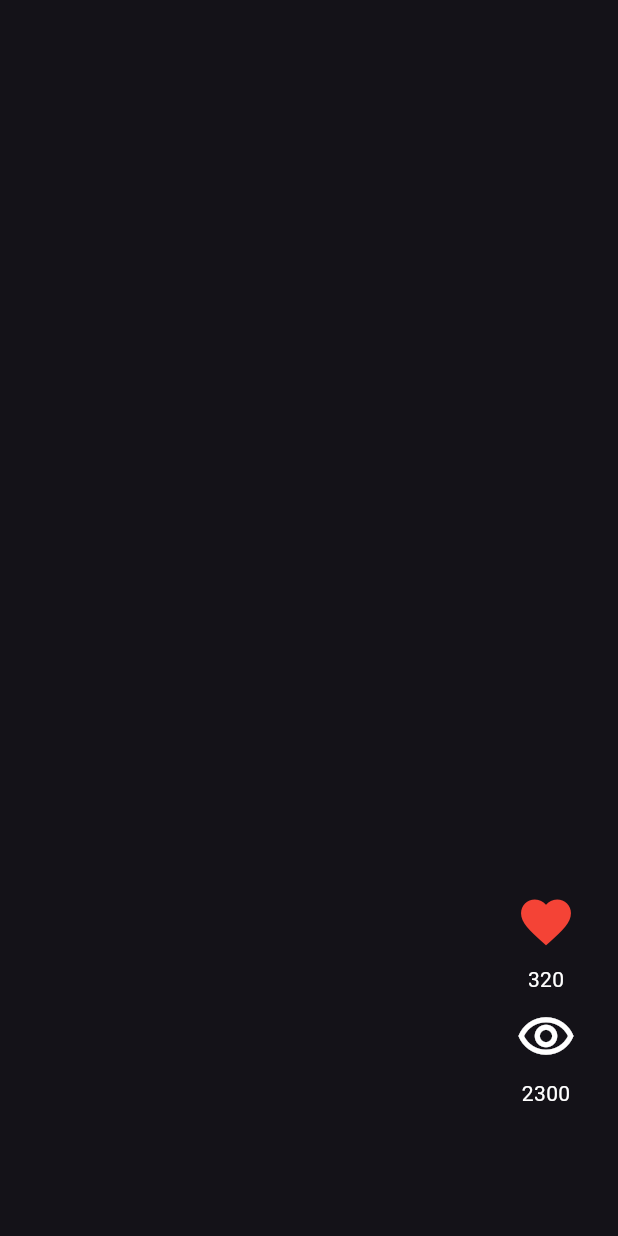
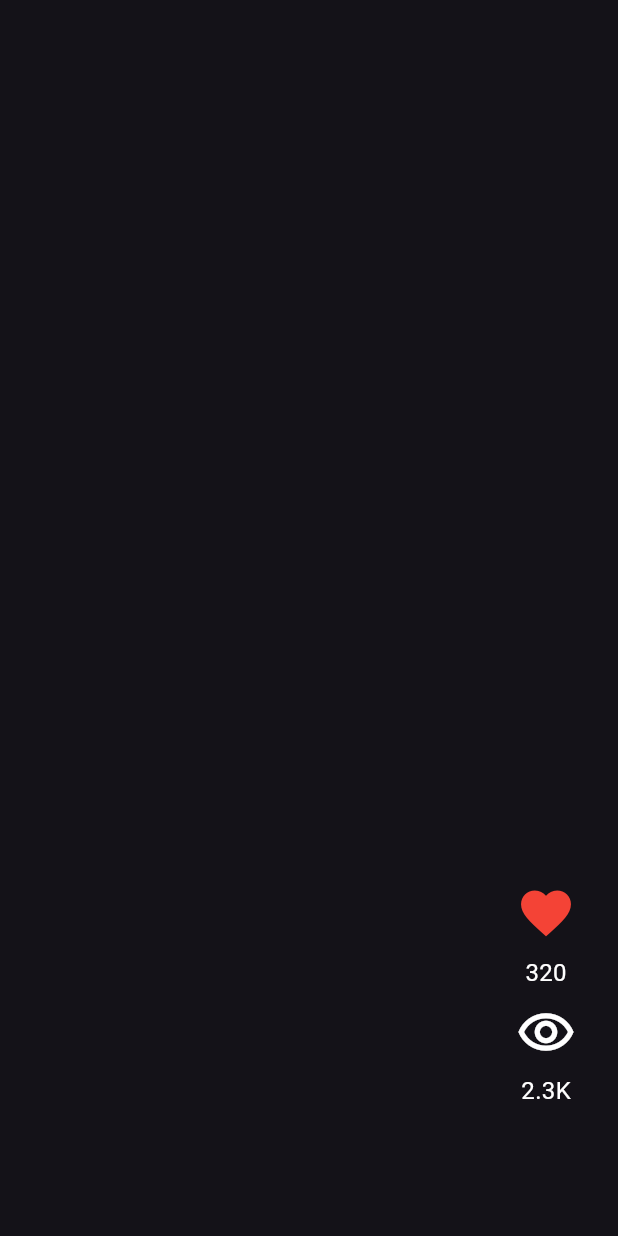
Before and after one commit to AlanMelendez/toktik, a Flutter app: the screen it shows after launch, scrolled down 2880 dp, on a phone screen of 412 x 824 dp. Run offline on Flutter 3.47's test engine with Material 3 defaults, Android fonts, the phone set to English and light mode, and no system bars.

Commit message:
Refactor VideoButtons to format number display using HumanFormats utility

```diff
--- /dev/null
+++ b/lib/config/helpers/human_formats.dart
@@ -0,0 +1,21 @@
+class HumanFormats {
+
+
+  static String formatNumber(int number) {
+    if (number >= 1000000) {
+      return '${(number / 1000000).toStringAsFixed(1)}M';
+    } else if (number >= 1000) {
+      return '${(number / 1000).toStringAsFixed(1)}K';
+    } else {
+      return number.toString();
+    }
+  }
+
+  static String formatDuration(Duration duration) {
+    String twoDigits(int n) => n.toString().padLeft(2, '0');
+    String twoDigitMinutes = twoDigits(duration.inMinutes.remainder(60));
+    String twoDigitSeconds = twoDigits(duration.inSeconds.remainder(60));
+    return '$twoDigitMinutes:$twoDigitSeconds';
+  }
+
+}
--- a/lib/presentation/widgets/shared/video_buttons.dart
+++ b/lib/presentation/widgets/shared/video_buttons.dart
@@ -1,4 +1,5 @@
 import 'package:flutter/material.dart';
+import 'package:toktik/config/helpers/human_formats.dart';
 import 'package:toktik/domain/entities/video_post.dart';
 
 
@@ -51,7 +52,7 @@ class _CustomButton extends StatelessWidget {
     return Column(
       children: [
         IconButton(onPressed: (){}, icon: Icon(icon, color: color, size: 40)),
-        Text('$value', style: const TextStyle(color: Colors.white)),
+        Text(HumanFormats.formatNumber(value), style: const TextStyle(color: Colors.white, fontSize: 16))
       ],
     );
   }
```
